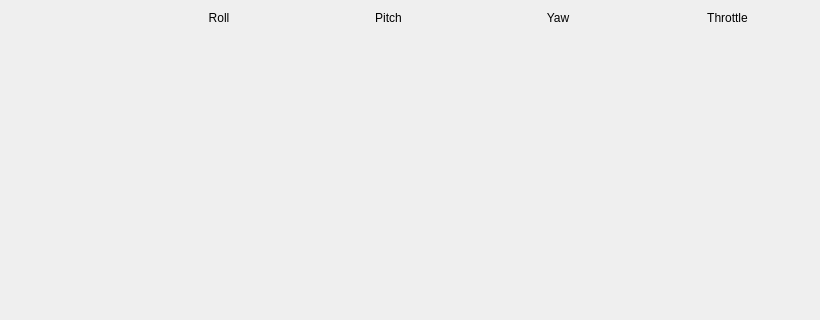
The window that ui_motor_mixer.ui (korken89/kfly_gui) describes before a commit, drawn with Qt 5; both pictures show x 0 to 820 and y 0 to 320 of the 820 by 587 pixel window.
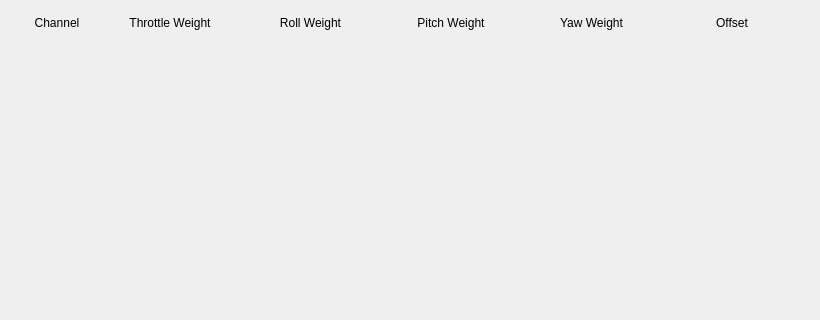
The same window after the commit. Custom widgets are drawn as their Qt base class.

Commit message: Motor mixing now working

```diff
--- a/ui_motor_mixer.ui
+++ b/ui_motor_mixer.ui
@@ -18,29 +18,54 @@
     <layout class="QVBoxLayout" name="verticalLayout_8">
      <item>
       <layout class="QHBoxLayout" name="horizontalLayout_2">
+       <property name="leftMargin">
+        <number>6</number>
+       </property>
+       <property name="topMargin">
+        <number>5</number>
+       </property>
+       <property name="rightMargin">
+        <number>10</number>
+       </property>
+       <property name="bottomMargin">
+        <number>15</number>
+       </property>
        <item>
         <widget class="QLabel" name="label_5">
          <property name="minimumSize">
           <size>
-           <width>120</width>
+           <width>80</width>
            <height>0</height>
           </size>
          </property>
          <property name="maximumSize">
           <size>
-           <width>120</width>
-           <height>16777215</height>
+           <width>80</width>
+           <height>50</height>
           </size>
          </property>
          <property name="text">
-          <string> </string>
+          <string>Channel</string>
+         </property>
+         <property name="alignment">
+          <set>Qt::AlignCenter</set>
+         </property>
+        </widget>
+       </item>
+       <item>
+        <widget class="QLabel" name="label">
+         <property name="text">
+          <string>Throttle Weight</string>
+         </property>
+         <property name="alignment">
+          <set>Qt::AlignCenter</set>
          </property>
         </widget>
        </item>
        <item>
         <widget class="QLabel" name="label_2">
          <property name="text">
-          <string>Roll</string>
+          <string>Roll Weight</string>
          </property>
          <property name="alignment">
           <set>Qt::AlignCenter</set>
@@ -50,7 +75,7 @@
        <item>
         <widget class="QLabel" name="label_4">
          <property name="text">
-          <string>Pitch</string>
+          <string>Pitch Weight</string>
          </property>
          <property name="alignment">
           <set>Qt::AlignCenter</set>
@@ -60,7 +85,7 @@
        <item>
         <widget class="QLabel" name="label_3">
          <property name="text">
-          <string>Yaw</string>
+          <string>Yaw Weight</string>
          </property>
          <property name="alignment">
           <set>Qt::AlignCenter</set>
@@ -68,9 +93,9 @@
         </widget>
        </item>
        <item>
-        <widget class="QLabel" name="label">
+        <widget class="QLabel" name="label_6">
          <property name="text">
-          <string>Throttle</string>
+          <string>Offset</string>
          </property>
          <property name="alignment">
           <set>Qt::AlignCenter</set>
```
Left out of the diff: 6 changed lines with no effect on the pictures. The commit also changes 7 other files.
